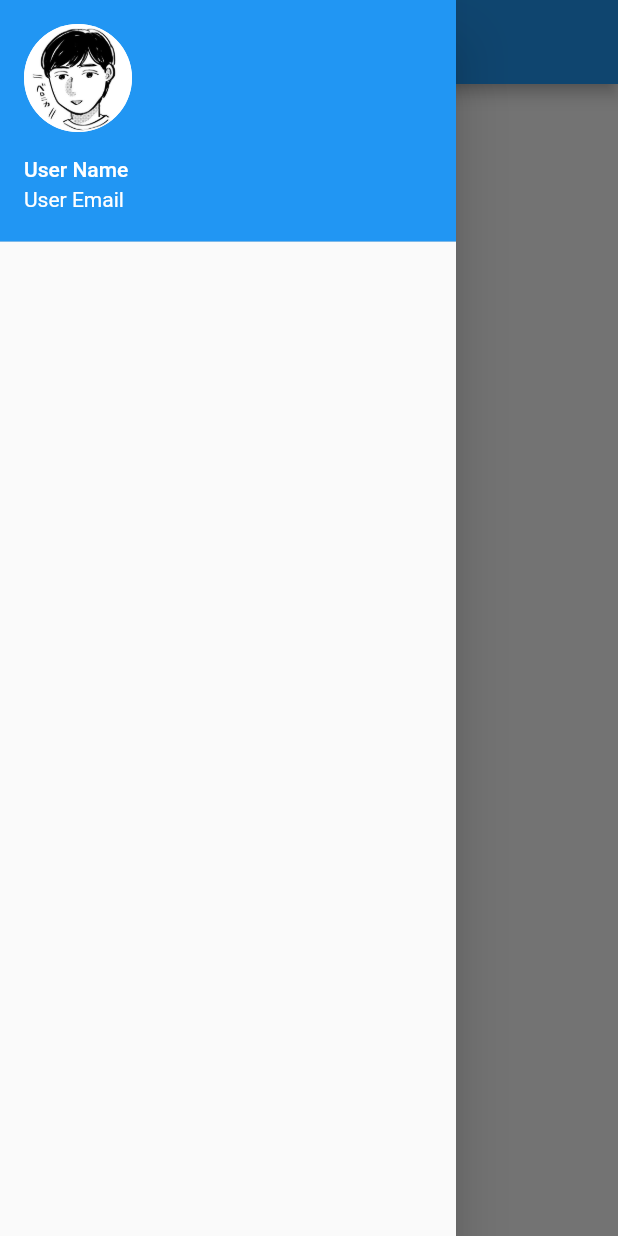
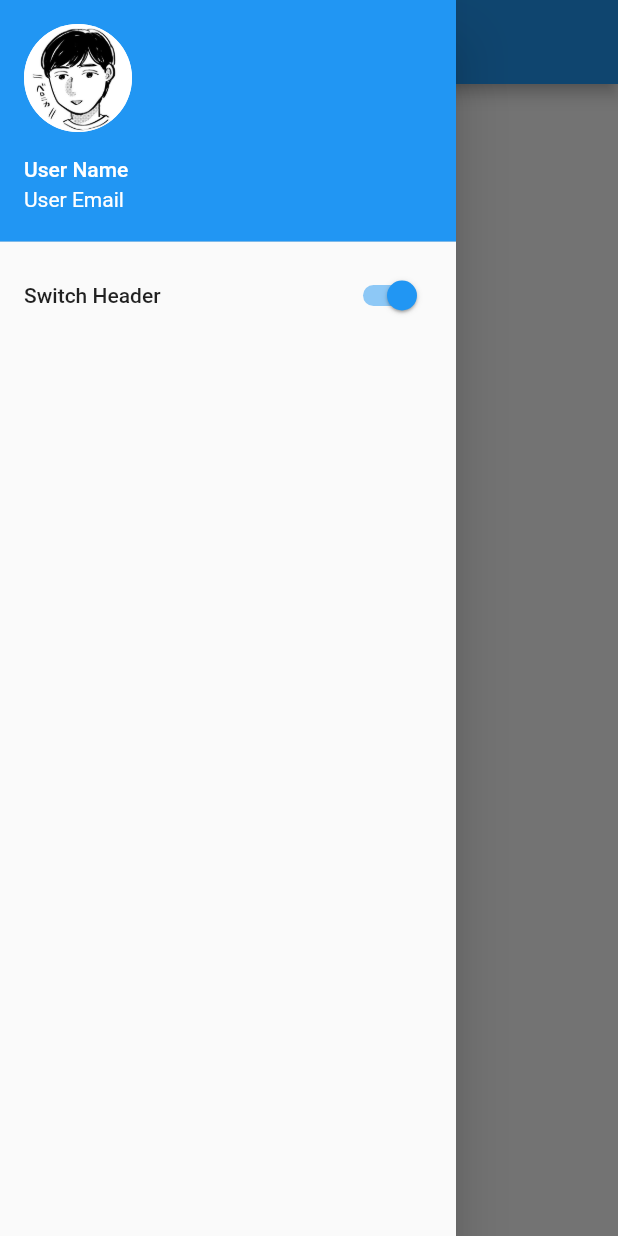
Before and after one commit to takuchalle/flat_flutter, a Flutter app: the screen it shows after launch, with the side drawer open, on a phone screen of 412 x 824 dp. Run offline on Flutter 3.47's test engine with Material 2 defaults, Android fonts, the phone set to English and light mode, and no system bars.

Commit message:
Add DrawerHeader

```diff
--- a/lib/flat_drawer.dart
+++ b/lib/flat_drawer.dart
@@ -6,6 +6,8 @@ class FlatDrawer extends StatefulWidget {
 }
 
 class _FlatDrawerState extends State<FlatDrawer> {
+  bool showUserAccount = true;
+
   Widget _buildUserAccountsDrawerHeader() {
     return UserAccountsDrawerHeader(
       accountName: Text("User Name"),
@@ -17,12 +19,31 @@ class _FlatDrawerState extends State<FlatDrawer> {
     );
   }
 
+  Widget _buildDrawerHeader() {
+    return DrawerHeader(
+      decoration: BoxDecoration(
+        color: const Color(0xff7c94b6),
+      ),
+    );
+  }
+
+  void _onChanged(bool value) => setState(() => showUserAccount = value);
+
   @override
   Widget build(BuildContext context) {
     return Drawer(
       child: Column(
         children: <Widget>[
-          _buildUserAccountsDrawerHeader(),
+          showUserAccount
+              ? _buildUserAccountsDrawerHeader()
+              : _buildDrawerHeader(),
+          SwitchListTile(
+            value: showUserAccount,
+            onChanged: _onChanged,
+            title: new Text(
+              'Switch Header',
+            ),
+          )
         ],
       ),
     );
```
